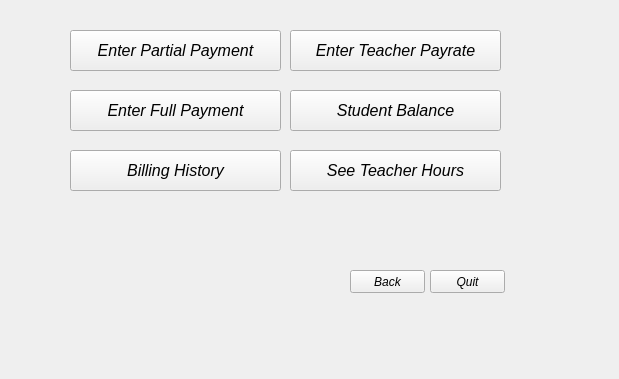
First picture: the form in together/Admin Landing.ui, repository SDSMT-CSC464-F15/dancesoft, before the edit.
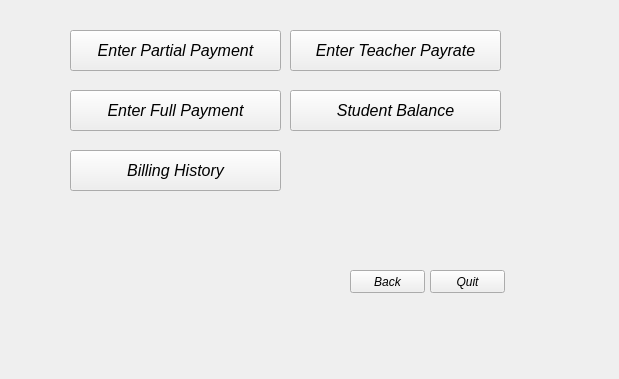
Second picture: the form after the edit. The open tabs and pages were chosen to show the change.

```diff
--- a/together/Admin Landing.ui
+++ b/together/Admin Landing.ui
@@ -595,26 +595,6 @@
        <string>Quit</string>
       </property>
      </widget>
-     <widget class="QPushButton" name="Hours_btn">
-      <property name="geometry">
-       <rect>
-        <x>280</x>
-        <y>150</y>
-        <width>211</width>
-        <height>41</height>
-       </rect>
-      </property>
-      <property name="font">
-       <font>
-        <family>Arial</family>
-        <pointsize>12</pointsize>
-        <italic>true</italic>
-       </font>
-      </property>
-      <property name="text">
-       <string>See Teacher Hours</string>
-      </property>
-     </widget>
      <widget class="QPushButton" name="Payroll_back_btn">
       <property name="geometry">
        <rect>
```
